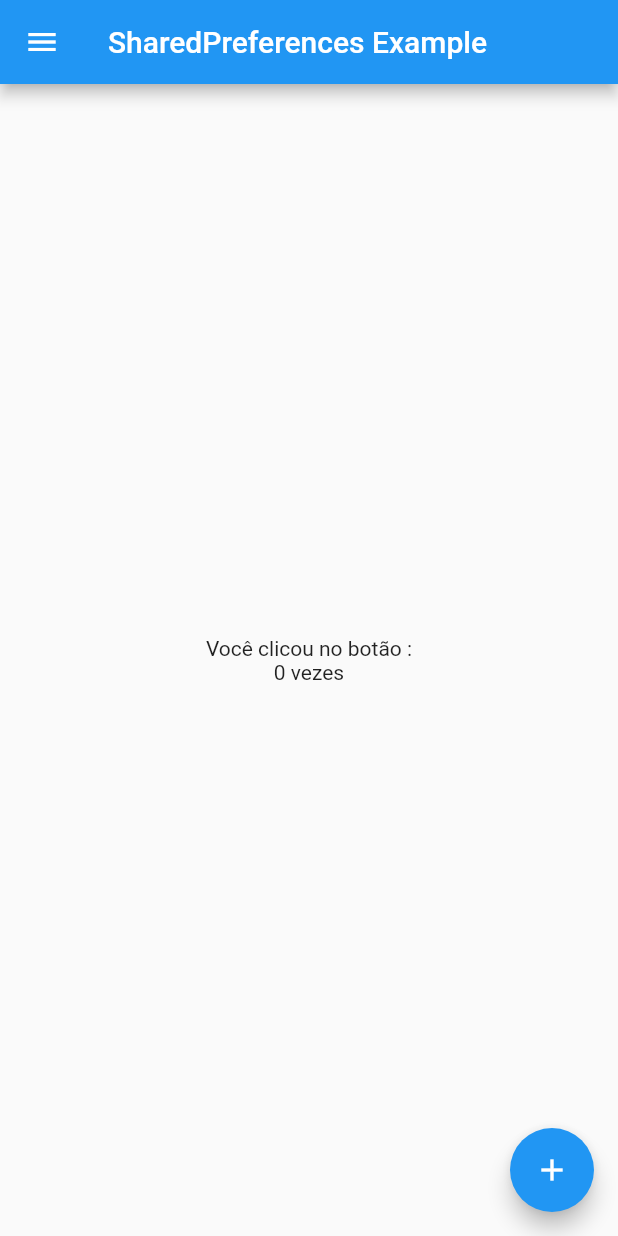
After one commit to LilySny/local_database_examples, a Flutter app: the SharedPreferencesPage screen opened directly, on a phone screen of 412 x 824 dp. The commit adds this screen. Run offline on Flutter 3.47's test engine with Material 2 defaults, Android fonts, the phone set to English and light mode, and no system bars; our stand-ins replace hive, hive_flutter, shared_preferences, sqflite; accounts and stored records are empty; generated files the repository leaves out were written again.

Commit message:
added sharedpreferences example and some fixes

```diff
--- a/lib/hive/hive_page.dart
+++ b/lib/hive/hive_page.dart
@@ -1,7 +1,7 @@
 import 'package:flutter/material.dart';
 import 'package:hive_flutter/hive_flutter.dart';
 import 'package:hive/hive.dart';
-import 'package:local_database_examples/hive/models/hive_name.dart';
+import 'package:local_database_examples/hive/model/hive_name.dart';
 import 'package:local_database_examples/shared/custom_drawer.dart';
 import 'package:local_database_examples/hive/hive_boxes.dart';
 
@@ -31,8 +31,8 @@ class _HivePageState extends State<HivePage> {
       drawer: CustomDrawer(),
       body: ValueListenableBuilder(
         valueListenable: Hive.box<HiveName>(HiveBoxes.names).listenable(),
-        builder: (context, Box<HiveName> box, _) {
-          if (box.values.isEmpty)
+        builder: (context, Box<HiveName> box, widget) {
+          if (box.values == null || box.values.isEmpty)
             return Center(
               child: Text("Name list is empty"),
             );
--- a/lib/main.dart
+++ b/lib/main.dart
@@ -1,7 +1,7 @@
 import 'package:flutter/material.dart';
 import 'package:hive/hive.dart';
 import 'package:hive_flutter/hive_flutter.dart';
-import 'package:local_database_examples/hive/models/hive_name.dart';
+import 'package:local_database_examples/hive/model/hive_name.dart';
 import 'package:local_database_examples/sqlite/database_connection.dart';
 import 'package:local_database_examples/sqlite/home_page.dart';
 import 'package:local_database_examples/hive/hive_boxes.dart';
--- a/lib/shared/custom_drawer.dart
+++ b/lib/shared/custom_drawer.dart
@@ -1,4 +1,5 @@
 import 'package:flutter/material.dart';
+import 'package:local_database_examples/shared_preferences/shared_preferences_page.dart';
 import 'package:local_database_examples/sqlite/home_page.dart';
 import 'package:local_database_examples/hive/hive_page.dart';
 
@@ -17,7 +18,10 @@ class CustomDrawer extends StatelessWidget {
           ),
           ListTile(
             title: Text("SharedPreferences"),
-            onTap: () {},
+            onTap: () {
+               Navigator.of(context).pushReplacement(
+                  MaterialPageRoute(builder: (context) => SharedPreferencesPage()));
+            },
           ),
           ListTile(
             title: Text("Hive"),
--- a/lib/shared/name_dao.dart
+++ b/lib/shared/name_dao.dart
@@ -1,4 +1,4 @@
-import 'package:local_database_examples/sqlite/name.dart';
+import 'package:local_database_examples/sqlite/model/name.dart';
 
 abstract class NameDao {
 
--- /dev/null
+++ b/lib/shared_preferences/shared_preferences_page.dart
@@ -0,0 +1,63 @@
+import 'package:flutter/material.dart';
+import 'package:local_database_examples/shared/custom_drawer.dart';
+import 'package:shared_preferences/shared_preferences.dart';
+
+class SharedPreferencesPage extends StatefulWidget {
+  SharedPreferencesPage({Key key}) : super(key: key);
+  @override
+  _SharedPreferencesPageState createState() => _SharedPreferencesPageState();
+}
+
+class _SharedPreferencesPageState extends State<SharedPreferencesPage> {
+  int _counter = 0;
+
+  void _incrementCounter() async {
+    SharedPreferences prefs = await SharedPreferences.getInstance();
+    _counter = (prefs.getInt('counter') ?? 0) + 1;
+    await prefs.setInt('counter', _counter);
+    setState(() {
+      _counter++;
+    });
+  }
+
+  _getCounter() async {
+    SharedPreferences prefs = await SharedPreferences.getInstance();
+    setState(() {
+      _counter = (prefs.getInt('counter') ?? 0);
+    });
+  }
+
+  @override
+  void initState() {
+    _getCounter();
+    super.initState();
+  }
+
+  @override
+  Widget build(BuildContext context) {
+    return Scaffold(
+      appBar: AppBar(
+        title: Text('SharedPreferences Example'),
+      ),
+      drawer: CustomDrawer(),
+      body: Center(
+        child: Column(
+          mainAxisAlignment: MainAxisAlignment.center,
+          children: <Widget>[
+            Text(
+              'Você clicou no botão :',
+            ),
+            Text(
+              '$_counter vezes',
+            ),
+          ],
+        ),
+      ),
+      floatingActionButton: FloatingActionButton(
+        onPressed: _incrementCounter,
+        tooltip: 'Incrementar',
+        child: Icon(Icons.add),
+      ),
+    );
+  }
+}
--- a/lib/sqlite/sqlite_dao.dart
+++ b/lib/sqlite/dao/sqlite_dao.dart
@@ -1,6 +1,6 @@
 import 'package:local_database_examples/shared/name_dao.dart';
 import 'package:local_database_examples/sqlite/database_connection.dart';
-import 'package:local_database_examples/sqlite/name.dart';
+import 'package:local_database_examples/sqlite/model/name.dart';
 import 'package:sqflite/sqflite.dart';
 
 class SQLiteDao implements NameDao {
--- a/lib/sqlite/home_page.dart
+++ b/lib/sqlite/home_page.dart
@@ -1,7 +1,7 @@
 import 'package:flutter/material.dart';
 import 'package:local_database_examples/shared/name_dao.dart';
-import 'package:local_database_examples/sqlite/sqlite_dao.dart';
-import 'package:local_database_examples/sqlite/name.dart';
+import 'package:local_database_examples/sqlite/dao/sqlite_dao.dart';
+import 'package:local_database_examples/sqlite/model/name.dart';
 import 'package:local_database_examples/shared/custom_drawer.dart';
 
 class MyHomePage extends StatefulWidget {
@@ -31,13 +31,13 @@ class _MyHomePageState extends State<MyHomePage> {
   Widget build(BuildContext context) {
     return Scaffold(
       appBar: AppBar(
-        title: Text("NamesList"),
+        title: Text("NamesList - SQLite Example"),
       ),
       drawer: CustomDrawer(),
       body: FutureBuilder<List<Name>>(
           future: _nameDao.findAllNames(),
           builder: (context, snapshot) {
-            if (snapshot.data.isEmpty)
+            if (snapshot == null || snapshot.data.isEmpty)
             return Center(
               child: Text("Name list is empty"),
             );
```
Also changed, not shown: lib/shared_preferences/daos/shared_preferences_dao.dart (deleted, +0 -18 lines), lib/hive/model/hive_name.dart (renamed from lib/hive/models/hive_name.dart), lib/hive/model/hive_name.g.dart (renamed from lib/hive/models/hive_name.g.dart), lib/sqlite/model/name.dart (renamed from lib/sqlite/name.dart).
